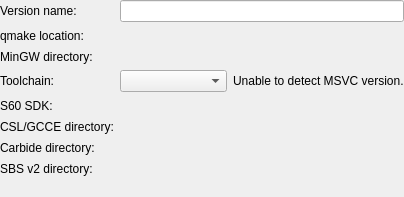
First picture: the form in src/plugins/qt4projectmanager/qtversioninfo.ui, repository qt-creator/qt-creator, before the edit.
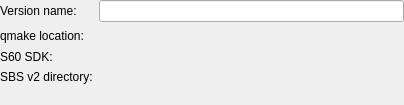
Second picture: the form after the edit. Custom widgets are drawn as their Qt base class.

Commit message: ToolChain: Refactor toolchain support

What changed in the file:
```diff
--- a/src/plugins/qt4projectmanager/qtversioninfo.ui
+++ b/src/plugins/qt4projectmanager/qtversioninfo.ui
@@ -7,7 +7,7 @@
     <x>0</x>
     <y>0</y>
     <width>404</width>
-    <height>197</height>
+    <height>105</height>
    </rect>
   </property>
   <layout class="QGridLayout">
@@ -34,97 +34,33 @@
    <item row="2" column="1">
     <widget class="Utils::PathChooser" name="qmakePath" native="true"/>
    </item>
-   <item row="3" column="0">
-    <widget class="QLabel" name="mingwLabel">
-     <property name="text">
-      <string>MinGW directory:</string>
-     </property>
-    </widget>
-   </item>
-   <item row="3" column="1">
-    <widget class="Utils::PathChooser" name="mingwPath" native="true"/>
-   </item>
    <item row="4" column="0">
-    <widget class="QLabel" name="msvcLabel">
-     <property name="text">
-      <string>Toolchain:</string>
-     </property>
-    </widget>
-   </item>
-   <item row="6" column="0">
     <widget class="QLabel" name="s60SDKLabel">
      <property name="text">
       <string>S60 SDK:</string>
      </property>
     </widget>
    </item>
-   <item row="6" column="1">
+   <item row="4" column="1">
     <widget class="Utils::PathChooser" name="s60SDKPath" native="true"/>
    </item>
-   <item row="7" column="0">
-    <widget class="QLabel" name="gcceLabel">
-     <property name="text">
-      <string>CSL/GCCE directory:</string>
-     </property>
-    </widget>
-   </item>
-   <item row="7" column="1">
-    <widget class="Utils::PathChooser" name="gccePath" native="true"/>
-   </item>
-   <item row="8" column="0">
-    <widget class="QLabel" name="mwcLabel">
-     <property name="text">
-      <string>Carbide directory:</string>
-     </property>
-    </widget>
-   </item>
-   <item row="8" column="1">
-    <widget class="Utils::PathChooser" name="mwcPath" native="true"/>
-   </item>
-   <item row="9" column="0">
+   <item row="5" column="0">
     <widget class="QLabel" name="sbsV2Label">
      <property name="text">
       <string>SBS v2 directory:</string>
      </property>
     </widget>
    </item>
-   <item row="9" column="1">
+   <item row="5" column="1">
     <widget class="Utils::PathChooser" name="sbsV2Path" native="true"/>
    </item>
-   <item row="10" column="0" colspan="2">
+   <item row="6" column="0" colspan="2">
     <widget class="QLabel" name="errorLabel">
      <property name="text">
       <string/>
      </property>
     </widget>
    </item>
-   <item row="4" column="1">
-    <layout class="QHBoxLayout" name="msvcHorizontalLayout">
-     <item>
-      <widget class="QComboBox" name="msvcComboBox">
-       <property name="sizePolicy">
-        <sizepolicy hsizetype="MinimumExpanding" vsizetype="Fixed">
-         <horstretch>0</horstretch>
-         <verstretch>0</verstretch>
-        </sizepolicy>
-       </property>
-      </widget>
-     </item>
-     <item>
-      <widget class="QLabel" name="msvcNotFoundLabel">
-       <property name="sizePolicy">
-        <sizepolicy hsizetype="MinimumExpanding" vsizetype="Preferred">
-         <horstretch>0</horstretch>
-         <verstretch>0</verstretch>
-        </sizepolicy>
-       </property>
-       <property name="text">
-        <string>Unable to detect MSVC version.</string>
-       </property>
-      </widget>
-     </item>
-    </layout>
-   </item>
   </layout>
  </widget>
  <customwidgets>
```
The commit also changes 111 other files.
